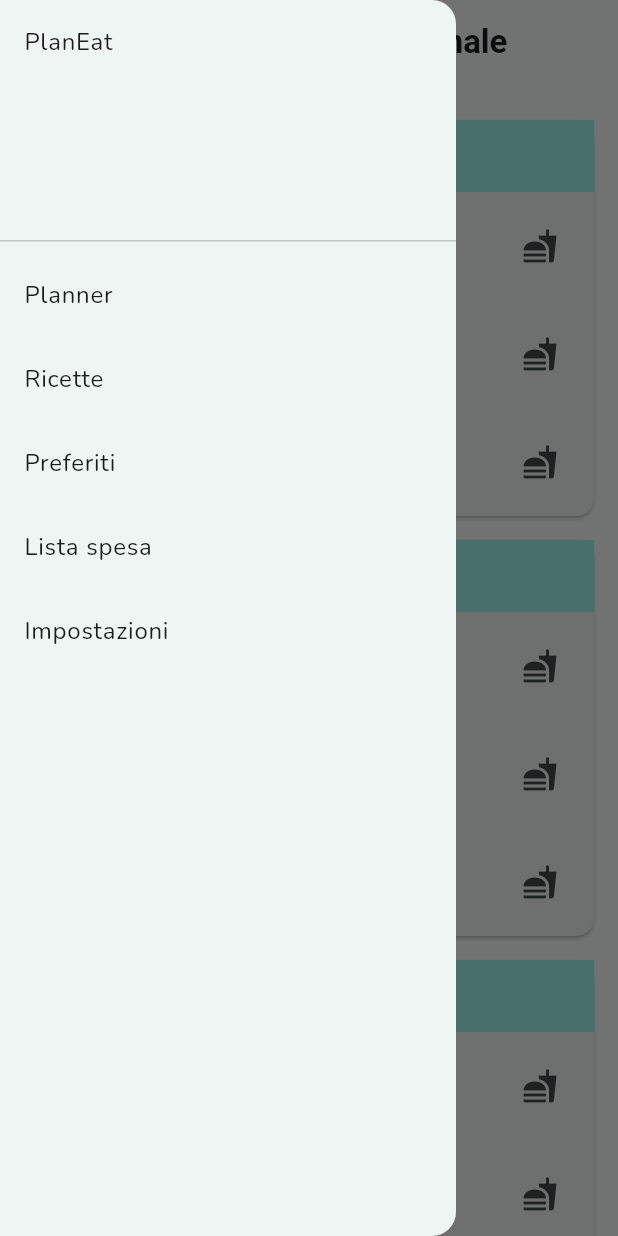
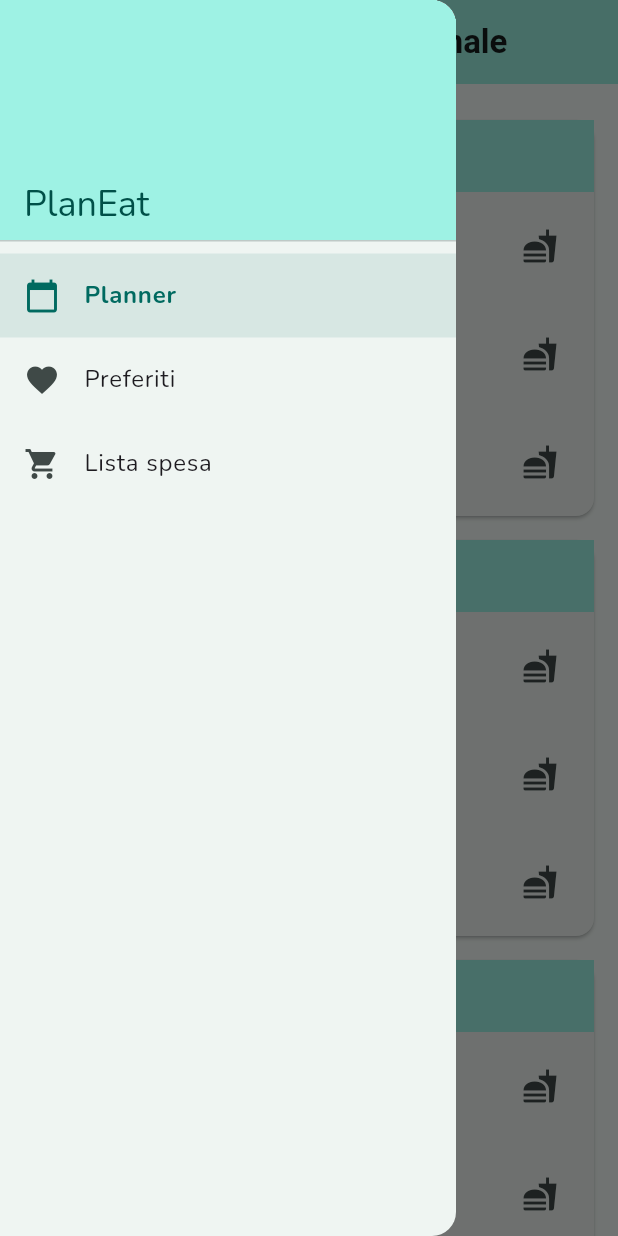
Before and after one commit to RuudGaled/PlanEat-Weekly_Meal_Planner, a Flutter app: the screen it shows after launch, with the side drawer open, on a phone screen of 412 x 824 dp. Run offline on Flutter 3.47's test engine with Material 3 defaults, Android fonts, the light colour scheme and no system bars; our stand-ins replace flutter_riverpod, go_router, google_fonts, shared_preferences.

Commit message:
improved design: favorites_screen.dart, planner_screen.dart

```diff
--- a/lib/features/planner/planner_screen.dart
+++ b/lib/features/planner/planner_screen.dart
@@ -9,8 +9,16 @@
 
   @override
   Widget build(BuildContext context, WidgetRef ref) {
+    final colorScheme = Theme.of(context).colorScheme;
+    final textTheme = Theme.of(context).textTheme;
+
     return Scaffold(
-      appBar: AppBar(title: const Text('Pianificazione Settimanale')),
+      appBar: AppBar(
+        title: Text('Pianificazione Settimanale', style: textTheme.titleLarge),
+        backgroundColor: colorScheme.primaryContainer,
+        foregroundColor: colorScheme.onPrimaryContainer,
+        elevation: 0.5,
+      ),
       drawer: const _MainDrawer(),
       body: const PlannerResponsive(),
     );
@@ -22,29 +30,79 @@
 
   @override
   Widget build(BuildContext context) {
+    final colorScheme = Theme.of(context).colorScheme;
+    final textTheme = Theme.of(context).textTheme;
+    final currentRoute = GoRouterState.of(context).uri.toString();
+
     return Drawer(
-      child: ListView(
+      child: Column(
         children: [
-          const DrawerHeader(child: Text(Constants.appName)),
-          ListTile(title: const Text('Planner'), onTap: () => context.go('/')),
-          ListTile(
-            title: const Text('Ricette'),
-            onTap: () => context.go('/recipes'),
+          DrawerHeader(
+            decoration: BoxDecoration(color: colorScheme.primaryContainer),
+            child: Align(
+              alignment: Alignment.bottomLeft,
+              child: Text(
+                Constants.appName,
+                style: textTheme.headlineSmall?.copyWith(
+                  color: colorScheme.onPrimaryContainer,
+                ),
+              ),
+            ),
           ),
-          ListTile(
-            title: const Text('Preferiti'),
+          _DrawerItem(
+            title: 'Planner',
+            icon: Icons.calendar_today,
+            selected: currentRoute == '/',
+            onTap: () => context.go('/'),
+          ),
+          _DrawerItem(
+            title: 'Preferiti',
+            icon: Icons.favorite,
+            selected: currentRoute == '/favorites',
             onTap: () => context.go('/favorites'),
           ),
-          ListTile(
-            title: const Text('Lista spesa'),
+          _DrawerItem(
+            title: 'Lista spesa',
+            icon: Icons.shopping_cart,
+            selected: currentRoute == '/shopping',
             onTap: () => context.go('/shopping'),
-          ),
-          ListTile(
-            title: const Text('Impostazioni'),
-            onTap: () => context.go('/settings'),
           ),
         ],
       ),
     );
   }
 }
+
+class _DrawerItem extends StatelessWidget {
+  final String title;
+  final IconData icon;
+  final VoidCallback onTap;
+  final bool selected;
+
+  const _DrawerItem({
+    required this.title,
+    required this.icon,
+    required this.onTap,
+    required this.selected,
+  });
+
+  @override
+  Widget build(BuildContext context) {
+    final colorScheme = Theme.of(context).colorScheme;
+    final textTheme = Theme.of(context).textTheme;
+
+    return ListTile(
+      leading: Icon(icon, color: selected ? colorScheme.primary : null),
+      title: Text(
+        title,
+        style: textTheme.bodyLarge?.copyWith(
+          color: selected ? colorScheme.primary : null,
+          fontWeight: selected ? FontWeight.bold : FontWeight.normal,
+        ),
+      ),
+      selected: selected,
+      selectedTileColor: colorScheme.primary.withOpacity(0.1),
+      onTap: onTap,
+    );
+  }
+}
```
Also changed, not shown: lib/features/favorites/favorites_screen.dart (+46 -11 lines).
